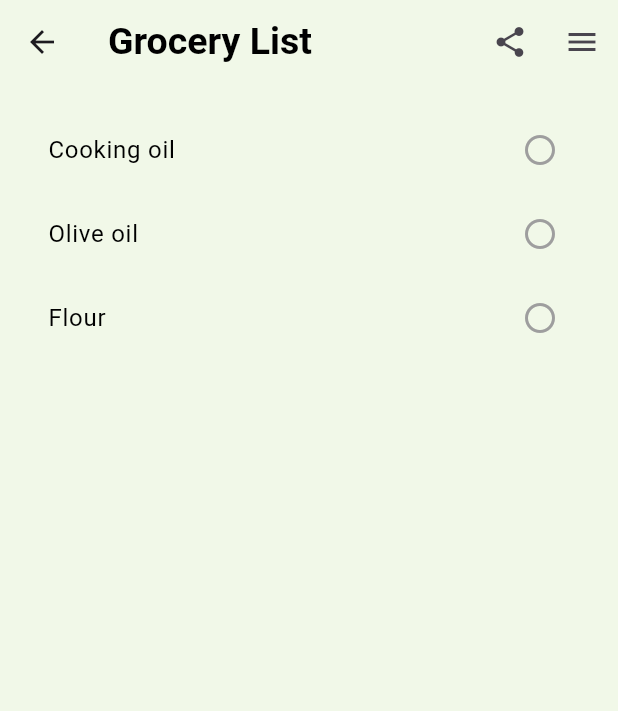
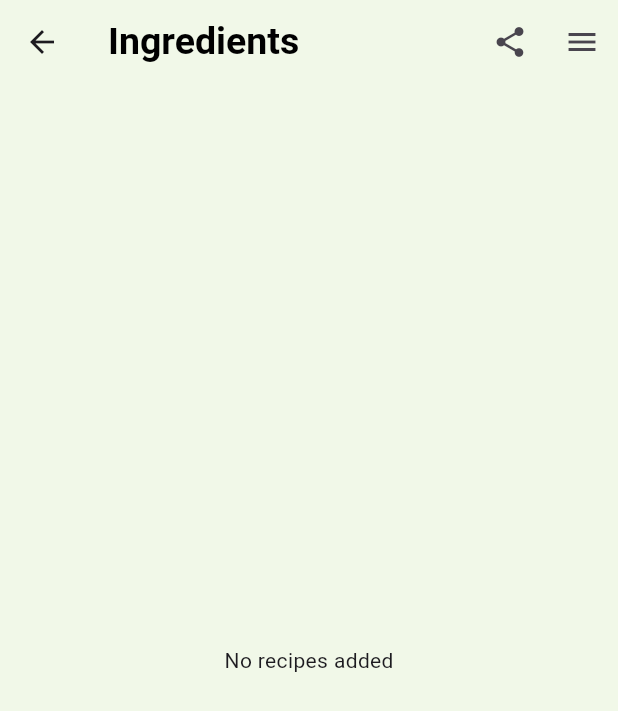
Before and after one commit to NathanTh3Gr3at/ITPV302_Project, a Flutter app: the GroceryListView screen opened directly, on a phone screen of 412 x 824 dp. Shown: the top 711 px of the screen. Run offline on Flutter 3.47's test engine with Material 3 defaults, Android fonts, the light colour scheme and no system bars; our stand-ins replace bloc, cloud_firestore, connectivity_plus, decimal, equatable, firebase_auth and 9 more; missing offline and left inert: fraction; accounts and stored records are empty; network calls fail.

Commit message:
Implemented grocery list

```diff
--- a/ThymeToCook/thyme_to_cook/lib/features/search/search_domain.dart
+++ b/ThymeToCook/thyme_to_cook/lib/features/search/search_domain.dart
@@ -1,5 +1,4 @@
 import 'package:cloud_firestore/cloud_firestore.dart';
-import 'package:firebase_core/firebase_core.dart';
 import 'package:thyme_to_cook/services/cloud/cloud_recipes/cloud_recipe.dart';
 
 abstract class SearchRepo {
--- a/ThymeToCook/thyme_to_cook/lib/main.dart
+++ b/ThymeToCook/thyme_to_cook/lib/main.dart
@@ -14,6 +14,7 @@ import 'package:thyme_to_cook/services/auth/bloc/auth_bloc.dart';
 import 'package:thyme_to_cook/services/auth/bloc/auth_event.dart';
 import 'package:thyme_to_cook/services/auth/bloc/auth_state.dart';
 import 'package:thyme_to_cook/services/auth/bloc/dietary_preferences/dietary_preferences_bloc.dart';
+import 'package:thyme_to_cook/services/auth/bloc/grocery_list_function/grocery_list_bloc.dart';
 import 'package:thyme_to_cook/services/auth/bloc/measurement_system/measurement_system_bloc.dart';
 import 'package:thyme_to_cook/services/auth/bloc/search_function/search_function_bloc.dart';
 // import 'package:thyme_to_cook/services/auth/bloc/search_function/search_function_bloc.dart';
@@ -42,8 +43,6 @@ void main() async {
   // Initilize recipe storage in main so the rest of the application has access to the recipes
   var recipeStorage = await RecipeStorage.getInstance();
 
-  // final searchRepo = FirebaseSearch(); // used for searching
-
   runApp(
     MultiProvider(
       providers: [
@@ -54,6 +53,7 @@ void main() async {
         // So Recipe Storage is available across our app --> Access to cached recipes
         Provider<RecipeStorage>.value(value: recipeStorage),
         BlocProvider(create: (context) => SearchBloc()),
+        BlocProvider(create: (context) => GroceryListBloc()),
       ],
       child: MaterialApp(
         builder: (context, child) =>
--- /dev/null
+++ b/ThymeToCook/thyme_to_cook/lib/services/auth/bloc/grocery_list_function/grocery_list_bloc.dart
@@ -0,0 +1,82 @@
+import 'package:flutter_bloc/flutter_bloc.dart';
+import 'package:thyme_to_cook/services/auth/bloc/grocery_list_function/grocery_list_event.dart';
+import 'package:thyme_to_cook/services/auth/bloc/grocery_list_function/grocery_list_state.dart';
+import 'package:thyme_to_cook/services/cloud/cloud_recipes/cloud_recipe.dart';
+
+class GroceryListBloc extends Bloc<GroceryListEvent, GroceryListState> {
+  GroceryListBloc() : super(GroceryListInitial()) {
+    // initializes the grocery list
+    on<GroceryListInitialize>((event, emit) {
+      emit(GroceryListInitial());
+    });
+
+    // loads ingredients for specific recipe
+    on<GroceryListLoadEvent>((event, emit) async {
+      // emit(GroceryListLoading()); // emit loading causes an error where recipes were overriten
+
+      try {
+        final recipes = state is GroceryListLoaded
+            ? List<GroceryList>.from((state as GroceryListLoaded).recipes)
+            : <GroceryList>[];
+
+        // adding recipes to list
+        recipes.add(GroceryList(
+          recipeName: event.recipeName,
+          recipeIngredients: event.ingredients,
+        ));
+        // ?List<Ingredient>.from((state as GroceryListLoaded).ingredients)
+        // :<Ingredient>[];
+        //   ingredients.addAll(event.ingredients);
+        //   print("GroceryList loaded with recipe: ${event.recipeName}");
+
+        emit(GroceryListLoaded(
+          recipes: recipes,
+        ));
+
+        // emit(GroceryListLoaded(
+        //   recipeName: event.recipeName,
+        //   ingredients: event.ingredients,),);
+      } catch (e) {
+        emit(GroceryListError("Failed to load ingredients"));
+        // for debugging
+        //print(e);
+      }
+    });
+
+    // handles toggling of ingredient status
+    on<GroceryListToggleStatusEvent>((event, emit) async {
+      final currentState = state;
+
+      if (currentState is GroceryListLoaded) {
+        final updateRecipe = List<GroceryList>.from(currentState.recipes);
+        final recipe = updateRecipe[event.recipeIndex];
+        final updateIngredient =
+            List<Ingredient>.from(recipe.recipeIngredients);
+        final ingredient = updateIngredient[event.ingredientIndex];
+
+        updateIngredient[event.ingredientIndex] =
+            ingredient.copyWith(isChecked: !ingredient.isChecked);
+
+        updateRecipe[event.recipeIndex] = GroceryList(
+          recipeName: recipe.recipeName,
+          recipeIngredients: updateIngredient,
+        );
+
+        emit(GroceryListLoaded(recipes: updateRecipe
+            // recipeName: currentState.recipeName,
+            // ingredients: updateIngredient,
+            ));
+      }
+    });
+
+    // handles removing recipes
+    on<GroceryListRemoveEvent>((event, emit) {
+      if (state is GroceryListLoaded) {
+        final updateRecipe =
+            List<GroceryList>.from((state as GroceryListLoaded).recipes)
+              ..removeAt(event.recipeIndex);
+        emit(GroceryListLoaded(recipes: updateRecipe));
+      }
+    });
+  }
+}
--- /dev/null
+++ b/ThymeToCook/thyme_to_cook/lib/services/auth/bloc/grocery_list_function/grocery_list_event.dart
@@ -0,0 +1,46 @@
+import 'package:equatable/equatable.dart';
+import 'package:thyme_to_cook/services/cloud/cloud_recipes/cloud_recipe.dart';
+
+abstract class GroceryListEvent extends Equatable {
+  const GroceryListEvent();
+}
+
+class GroceryListInitialize extends GroceryListEvent {
+  const GroceryListInitialize();
+
+  @override
+  List<Object> get props => [];
+}
+
+// Adding to grocery list
+class GroceryListLoadEvent extends GroceryListEvent {
+  final String recipeName;
+  final List<Ingredient> ingredients;
+
+  const GroceryListLoadEvent({required this.recipeName, required this.ingredients});
+
+  @override
+  List<Object> get props => [recipeName, ingredients];
+}
+
+// Toggles status of ingredients in list
+class GroceryListToggleStatusEvent extends GroceryListEvent {
+  final int recipeIndex;
+  final int ingredientIndex;
+
+  const GroceryListToggleStatusEvent({required this.recipeIndex, required this.ingredientIndex});
+
+  @override
+  List<Object> get props => [recipeIndex, ingredientIndex];
+}
+
+
+class GroceryListRemoveEvent extends GroceryListEvent {
+  final int recipeIndex;
+
+  const GroceryListRemoveEvent({required this.recipeIndex});
+
+  @override
+  List<Object> get props => [recipeIndex];
+
+}
--- /dev/null
+++ b/ThymeToCook/thyme_to_cook/lib/services/auth/bloc/grocery_list_function/grocery_list_state.dart
@@ -0,0 +1,27 @@
+import 'package:equatable/equatable.dart';
+import 'package:flutter/foundation.dart' show immutable;
+import 'package:thyme_to_cook/services/cloud/cloud_recipes/cloud_recipe.dart';
+
+@immutable
+abstract class GroceryListState {}
+
+// initial state of list
+class GroceryListInitial extends GroceryListState {}
+
+// state for fetching recipes
+class GroceryListLoading extends GroceryListState {}
+
+// state when recipe is loaded
+class GroceryListLoaded extends GroceryListState with EquatableMixin {
+  final List<GroceryList> recipes;
+
+  GroceryListLoaded({required this.recipes});
+
+  @override
+  List<Object?> get props => [recipes];
+}
+
+class GroceryListError extends GroceryListState {
+  final String errorMessage;
+  GroceryListError(this.errorMessage);
+}
--- a/ThymeToCook/thyme_to_cook/lib/services/cloud/cloud_recipes/cloud_recipe.dart
+++ b/ThymeToCook/thyme_to_cook/lib/services/cloud/cloud_recipes/cloud_recipe.dart
@@ -272,10 +272,42 @@ class CloudRecipe {
       totalTime: "",
       docSnapshot: snapshot,
     ); // Continue handling the error gracefully
+
   }
   }
+ }
+}
 
+
+// handles ingredients
+class Ingredient{
+  final String name;
+  final String quantity;
+  final String unit;
+  bool isChecked;
+
+  Ingredient({required this.name, required this.quantity, required this.unit, this.isChecked = false});
+
+  // handles checking of ingredients in grocery list
+  Ingredient copyWith({bool? isChecked}) {
+    return Ingredient(
+      name: name,
+      quantity:  quantity,
+      unit: unit,
+      isChecked: isChecked ?? this.isChecked,
+    );
+  }
 }
+
+// handles getting recipe name
+class GroceryList {
+  final String recipeName;
+  final List<Ingredient> recipeIngredients;
+
+  GroceryList({required this.recipeName, required this.recipeIngredients});
+}
+
+
 
 // import 'package:cloud_firestore/cloud_firestore.dart';
 // import 'package:flutter/material.dart';
@@ -380,4 +412,4 @@ class CloudRecipe {
 //     }
 //   }
 // }
-}
+// }
--- a/ThymeToCook/thyme_to_cook/lib/themes/colors/colors.dart
+++ b/ThymeToCook/thyme_to_cook/lib/themes/colors/colors.dart
@@ -8,7 +8,7 @@ const Color openAppBackgroundColor= Color(0xffc8ceca);
 // Primary buttons
 const Color primaryButtonColor = Color(0xFF95D2B3);
 // Secondary buttons
-const Color secodaryButtonColor = Color(0xFFD8EFD3);
+const Color secondaryButtonColor = Color(0xFFD8EFD3);
 // Recently Viewed tile
 const Color recentlyViewedTileColor= Color(0xffF3E8D8);
 // Recommended Tile
--- a/ThymeToCook/thyme_to_cook/lib/views/grocery_list_screen/grocery_list_view.dart
+++ b/ThymeToCook/thyme_to_cook/lib/views/grocery_list_screen/grocery_list_view.dart
@@ -4,6 +4,10 @@ import 'package:thyme_to_cook/enums/menu_action.dart';
 import 'package:thyme_to_cook/navigation/bottom_nav_bar.dart';
 import 'package:thyme_to_cook/services/auth/bloc/auth_bloc.dart';
 import 'package:thyme_to_cook/services/auth/bloc/auth_event.dart';
+import 'package:thyme_to_cook/services/auth/bloc/grocery_list_function/grocery_list_bloc.dart';
+import 'package:thyme_to_cook/services/auth/bloc/grocery_list_function/grocery_list_event.dart';
+import 'package:thyme_to_cook/services/auth/bloc/grocery_list_function/grocery_list_state.dart';
+import 'package:thyme_to_cook/services/cloud/cloud_recipes/cloud_recipe.dart';
 import 'package:thyme_to_cook/themes/colors/colors.dart';
 import 'package:thyme_to_cook/utilities/dialogs/logout_dialog.dart';
 import 'package:thyme_to_cook/views/profile_screen/profile_view.dart';
@@ -17,41 +21,33 @@ class GroceryListView extends StatefulWidget {
 }
 
 class _GroceryListViewState extends State<GroceryListView> {
-  final List<_IngredientItem> _ingredients = []; //list of ingredients
+  late GroceryListBloc groceryBloc;
+  final Map<int, bool> _expandedStates = {};
 
   @override
   void initState() {
     super.initState();
-    _initializeIngredients(); // add ingredients to list
-  }
-
-  void _initializeIngredients() {
-    //replace with other code for now just to test
-    _addIngredient('Cooking oil');
-    _addIngredient('Olive oil');
-    _addIngredient('Flour');
-  }
-
-  void _addIngredient(String ingredient) {
-    setState(() {
-      _ingredients.add(_IngredientItem(name: ingredient, isBought: false));
-    });
-  }
-
-  void _toggleIngredientStatus(int index) {
-    setState(() {
-      _ingredients[index].isBought = !_ingredients[index].isBought;
-    });
+    groceryBloc = BlocProvider.of<GroceryListBloc>(context);
+    // initialize grocery list
+    // context.read<GroceryListBloc>().add(const GroceryListInitialize());
   }
 
   @override
   Widget build(BuildContext context) {
+    // final args = ModalRoute.of(context)!.settings.arguments as Map;
+    // if (_recipeName.isEmpty) {
+    //   _recipeName = args['recipeName'] as String;
+    //   final ingredients = args['ingredients'] as List<dynamic>;
+    //   _initializeIngredients(ingredients.cast<Ingredient>());
+    // }
+
     return Scaffold(
       backgroundColor: backgroundColor,
       appBar: AppBar(
         backgroundColor: backgroundColor,
         title: const Text(
-          "Grocery List",
+          // _recipeName,
+          'Ingredients',
           style: TextStyle(
             color: Colors.black,
             fontSize: 25,
@@ -62,15 +58,13 @@ class _GroceryListViewState extends State<GroceryListView> {
           IconButton(
             icon: const Icon(Icons.share),
             onPressed: () {
-              //add functionality
+              // Add functionality
             },
           ),
-          // pop menu
           PopupMenuButton<MenuAction>(
             icon: const Icon(Icons.menu),
             onSelected: (value) async {
               switch (value) {
-                //handles logging out
                 case MenuAction.logout:
                   final shouldLogOut = await showLogOutDialog(context);
                   if (shouldLogOut) {
@@ -78,7 +72,7 @@ class _GroceryListViewState extends State<GroceryListView> {
                           const AuthEventLogOut(),
                         );
                   }
-                // added menu action to go to profile view
+                  break;
                 case MenuAction.profile:
                   Navigator.push(
                     context,
@@ -86,7 +80,7 @@ class _GroceryListViewState extends State<GroceryListView> {
                       builder: (context) => const ProfileView(),
                     ),
                   );
-                //added a settings page
+                  break;
                 case MenuAction.settings:
                   Navigator.push(
                     context,
@@ -94,6 +88,7 @@ class _GroceryListViewState extends State<GroceryListView> {
                       builder: (context) => const SettingsView(),
                     ),
                   );
+                  break;
               }
             },
             itemBuilder: (context) {
@@ -109,48 +104,110 @@ class _GroceryListViewState extends State<GroceryListView> {
                 const PopupMenuItem<MenuAction>(
                   value: MenuAction.logout,
                   child: Text("Log Out"),
-                )
-                // User profile text
+                ),
               ];
             },
-          )
+          ),
         ],
       ),
       body: Padding(
           padding: const EdgeInsets.all(16),
-        child: _ingredients.isEmpty
-            ? const Center(child: Text('No ingredients to buy'))
-            : ListView.builder(
-                itemCount: _ingredients.length,
-                itemBuilder: (context, index) {
-                  final ingredient = _ingredients[index];
+          child: BlocBuilder<GroceryListBloc, GroceryListState>(
+            builder: (context, state) {
+              if (state is GroceryListLoaded) {
+                if (state.recipes.isEmpty) {
+                  return const Center(
+                    child: Text("No groceries added"),
+                  );
+                }
+                return _groceryListMethod(state.recipes);
+              } else if (state is GroceryListError) {
+                return Center(
+                  child: Text(state.errorMessage),
+                );
+              }
+              return const Center(
+                child: Text("No recipes added"),
+              );
+            },
+          )
+          // ? const Center(child: Text('No ingredients to buy'))
+          // : _groceryListMethod(),
+          ),
+      // bottomNavigationBar: const BottomNavBar(),
+    );
+  }
+
+  ListView _groceryListMethod(List<GroceryList> recipes) {
+    return ListView(
+      children: recipes.map((recipe) {
+        final recipeIndex = recipes.indexOf(recipe);
+        _expandedStates.putIfAbsent(recipeIndex, () => false);
+        // feature for delete on sliding
+        return Dismissible(
+          key: Key(recipe.recipeName),
+          // direction of sliding to remove
+          direction: DismissDirection.endToStart,
+          background: Container(
+            color: secondaryButtonColor,
+            alignment: Alignment.centerRight,
+          ),
+          onDismissed: (direction) {
+            context.read<GroceryListBloc>().add(
+                  GroceryListRemoveEvent(recipeIndex: recipeIndex),
+                );
+            ScaffoldMessenger.of(context).showSnackBar(
+              SnackBar(
+                content:
+                    Text("${recipe.recipeName} was removed from grocery list"),
+              ),
+            );
+          },
+
+          child: ExpansionTile(
+            title: Text(recipe.recipeName),
+            // for changing dropdown arrow to other icon
+            trailing: Icon(
+              _expandedStates[recipeIndex] == true
+                  ? Icons.restaurant_menu_rounded
+                  : Icons.restaurant_rounded,
+            ),
+            onExpansionChanged: (bool expanded) {
+              setState(() {
+                _expandedStates[recipeIndex] = expanded;
+              });
+            },
+            children: recipe.recipeIngredients.map((ingredient) {
+              final ingredientIndex =
+                  recipe.recipeIngredients.indexOf(ingredient);
+
               return ListTile(
                 title: Text(
-                      ingredient.name,
+                  "${ingredient.name} ${ingredient.quantity} ${ingredient.unit}",
                   style: TextStyle(
-                        decoration: ingredient.isBought
+                    decoration: ingredient.isChecked
                         ? TextDecoration.lineThrough
                         : TextDecoration.none,
-                        color: ingredient.isBought ? Colors.grey : Colors.black,
+                    color: ingredient.isChecked ? Colors.grey : Colors.black,
                   ),
                 ),
                 trailing: Icon(
-                      ingredient.isBought
+                  ingredient.isChecked
                       ? Icons.check_circle
                       : Icons.radio_button_unchecked,
-                      color: ingredient.isBought ? Colors.green : Colors.grey,
+                  color: ingredient.isChecked ? Colors.green : Colors.grey,
                 ),
-                    onTap: () => _toggleIngredientStatus(index),
-                  );
-                },
+                onTap: () => context.read<GroceryListBloc>().add(
+                      GroceryListToggleStatusEvent(
+                        recipeIndex: recipeIndex,
+                        ingredientIndex: ingredientIndex,
                       ),
                     ),
               );
+            }).toList(),
+          ),
+        );
+      }).toList(),
+    );
   }
 }
-
-class _IngredientItem {
-  final String name;
-  late bool isBought;
-  _IngredientItem({required this.name, required this.isBought});
-}
```
Also changed, not shown: ThymeToCook/thyme_to_cook/lib/models/ingredient_model.dart (added, +42 -0 lines), ThymeToCook/thyme_to_cook/lib/services/auth/bloc/search_function/search_function_bloc.dart (+5 -5 lines), ThymeToCook/thyme_to_cook/lib/views/recipe_screen/recipe_view.dart (+52 -3 lines), ThymeToCook/thyme_to_cook/lib/views/register_login_section/new_user_intro/dietary_selection.dart (+6 -6 lines), ThymeToCook/thyme_to_cook/lib/views/register_login_section/new_user_intro/ingredients_to_avoid.dart (+6 -6 lines). Lines whose indentation alone changed are shown as unchanged.
